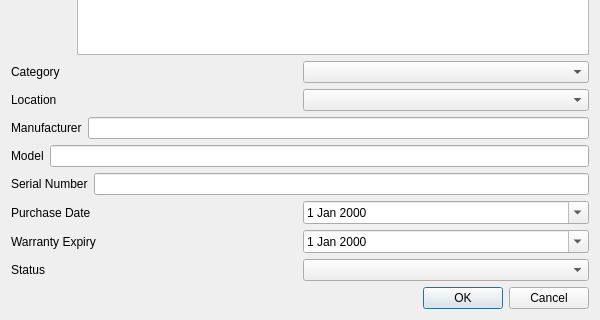
The window that app/ui/forms/add_asset.ui (Apie-dup/MaintenanceSystem) describes before a commit, drawn with Qt 5; both pictures show x 0 to 600 and y 374 to 694 of the 600 by 694 pixel window.
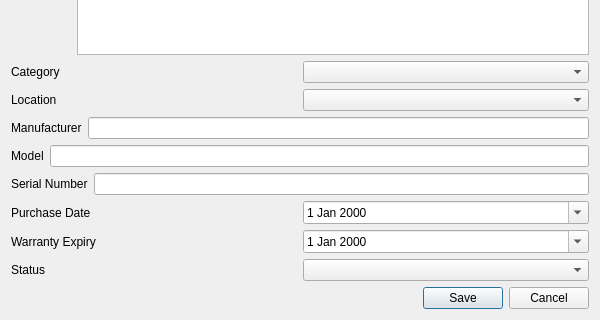
The same window after the commit.

What changed in the file:
```diff
--- a/app/ui/forms/add_asset.ui
+++ b/app/ui/forms/add_asset.ui
@@ -192,7 +192,7 @@
       <enum>Qt::Orientation::Horizontal</enum>
      </property>
      <property name="standardButtons">
-      <set>QDialogButtonBox::StandardButton::Cancel|QDialogButtonBox::StandardButton::Ok</set>
+      <set>QDialogButtonBox::StandardButton::Cancel|QDialogButtonBox::StandardButton::Save</set>
      </property>
     </widget>
    </item>
```
